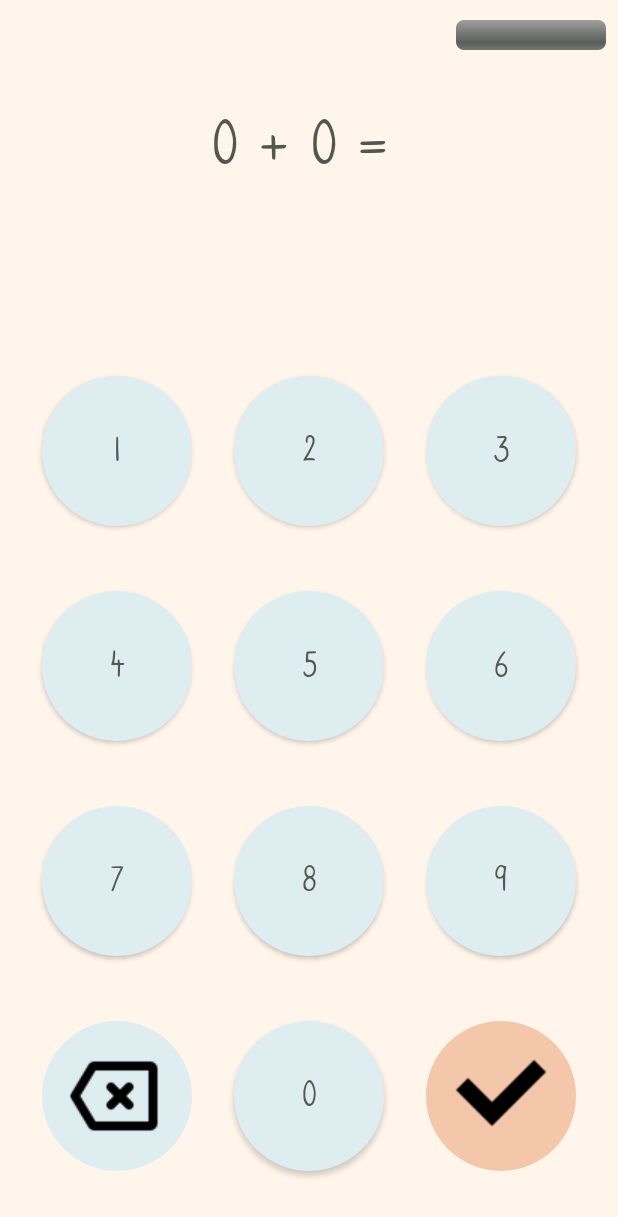
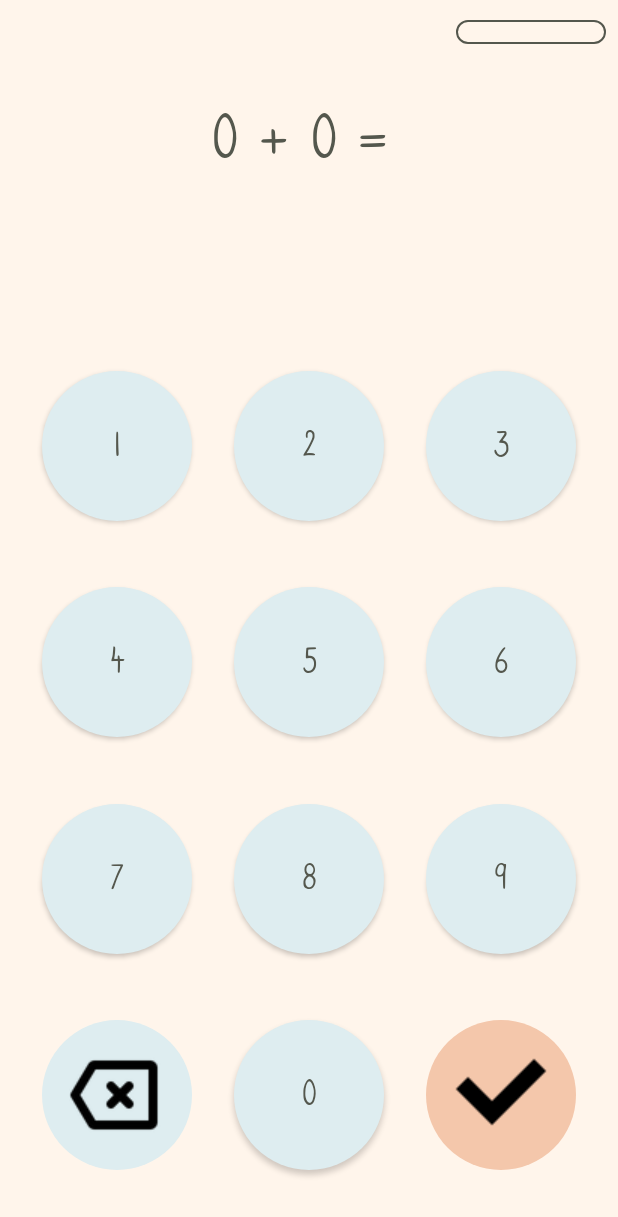
Before and after one commit to hanseklev/Mattequiz, an Android app: the GameActivity screen opened directly, with no data from a screen before it, on a phone screen of 412 x 824 dp. Shown: the top 1217 px of the screen. Run offline under Robolectric (Android 15) with nearby library versions, the phone set to English and light mode, and no system bars.

Commit message:
Progressbar layout

```diff
--- /dev/null
+++ b/app/src/main/res/drawable/game_progress_bar.xml
@@ -0,0 +1,29 @@
+<layer-list xmlns:android="http://schemas.android.com/apk/res/android">
+    <item android:id="@android:id/background">
+        <shape>
+            <corners android:radius="25dip" />
+            <gradient
+                android:angle="90"
+                android:endColor="@color/primary_light"
+                android:startColor="@color/primary_light" />>
+            <stroke
+                android:width="1dp"
+                android:color="@color/primary_dark" />
+        </shape>
+    </item>
+    <item android:id="@android:id/progress">
+        <clip>
+            <shape>
+                <corners android:radius="25dip" />
+                <gradient
+                    android:angle="270"
+                    android:centerY="0.75"
+                    android:endColor="@color/secondary_dark"
+                    android:startColor="@color/secondary_dark" />
+                <stroke
+                    android:width="1dp"
+                    android:color="@color/secondary_dark" />
+            </shape>
+        </clip>
+    </item>
+</layer-list>
--- a/app/src/main/res/layout/activity_game.xml
+++ b/app/src/main/res/layout/activity_game.xml
@@ -26,16 +26,20 @@
 
     <ProgressBar
         android:id="@+id/progress_bar"
-        style="@android:style/Widget.ProgressBar.Horizontal"
         android:layout_width="100dp"
         android:layout_height="wrap_content"
         android:layout_marginTop="8dp"
+        android:layout_marginEnd="8dp"
         android:layout_marginBottom="10dp"
-        android:layout_marginRight="8dp"
-        app:layout_constraintBottom_toTopOf="@+id/txt_question"
+        style="?android:attr/progressBarStyleHorizontal"
+        android:progressDrawable="@drawable/game_progress_bar"
+                app:layout_constraintBottom_toTopOf="@+id/txt_question"
         app:layout_constraintEnd_toEndOf="parent"
         app:layout_constraintTop_toTopOf="parent"
         app:layout_constraintVertical_bias="0.201" />
+    <!--android:progressBackgroundTint="@color/primary_light"
+        android:progressTint="@color/secondary_dark"
+-->
 
     <TextView
         android:id="@+id/txt_question"
```
